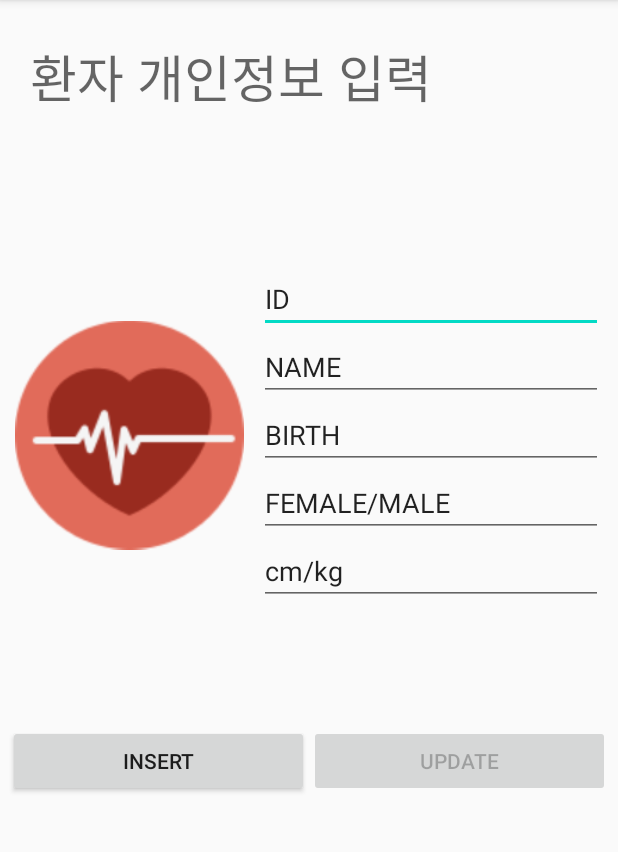
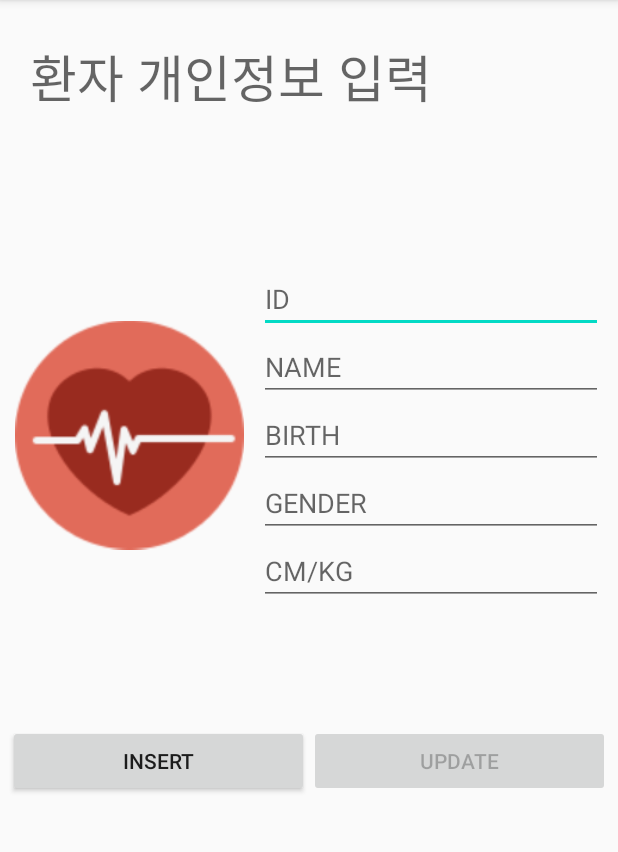
Before and after one commit to heidi618/ohyes_android, an Android app: the MainActivity screen opened directly, with no data from a screen before it, after a tap on "INSERT", on a phone screen of 412 x 824 dp, the part 84-936 px from its top. Run offline under Robolectric (Android 15) with nearby library versions, the phone set to English and light mode, and no system bars; our stand-ins replace Firebase (no records; nobody signed in at launch, a user with empty details on screens opened directly); 1 statement that could not run was skipped.

Commit message:
정보 입력후 재 입력시 text 란에 텍스트 입력되는것 NULL로 변환

```diff
--- a/app/src/main/java/com/example/mywifi_demo/MainActivity.java
+++ b/app/src/main/java/com/example/mywifi_demo/MainActivity.java
@@ -99,11 +99,11 @@ public class MainActivity extends AppCompatActivity implements View.OnClickListe
         });
     }
     public void setInsertMode() {
-        edit_id.setText("ID");
-        edit_name.setText("NAME");
-        edit_birth.setText("BIRTH");
-        edit_gender.setText("FEMALE/MALE");
-        edit_cmkg.setText("cm/kg");
+       edit_id.setText("");
+        edit_name.setText("");
+        edit_birth.setText("");
+        edit_gender.setText("");
+        edit_cmkg.setText("");
         btn_Insert.setEnabled(true);
         btn_Update.setEnabled(false);
     }
```
